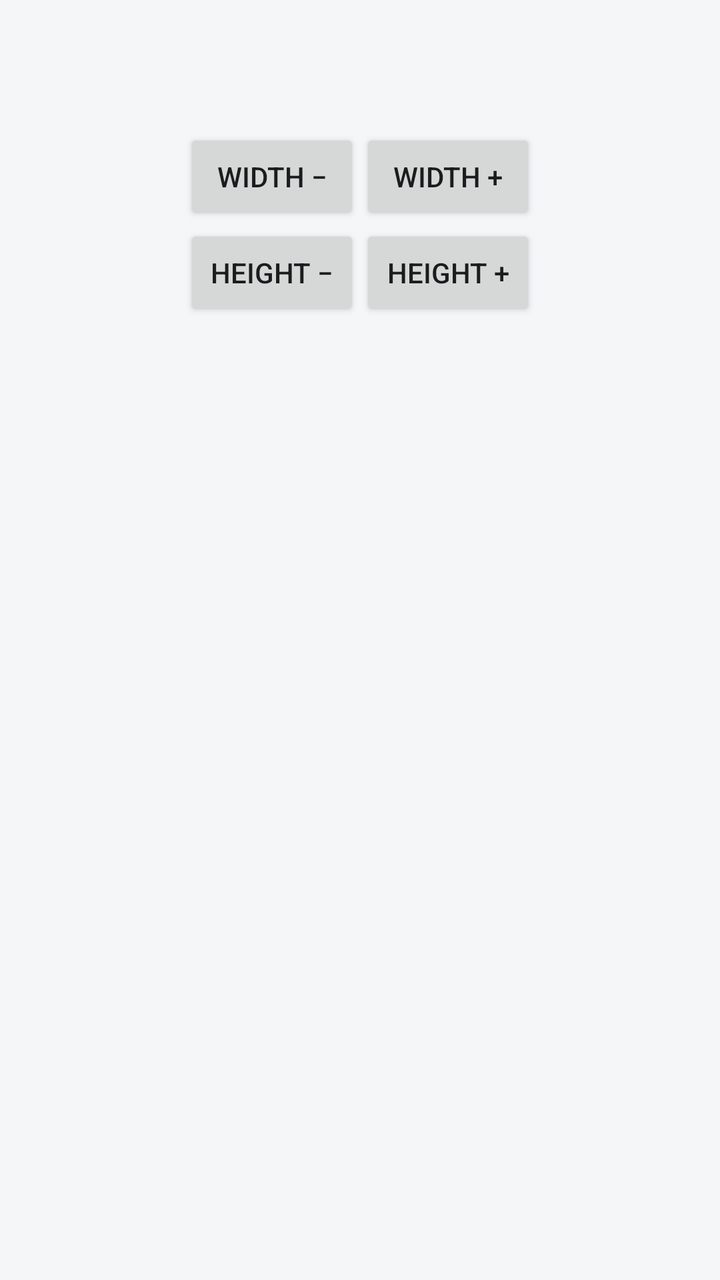
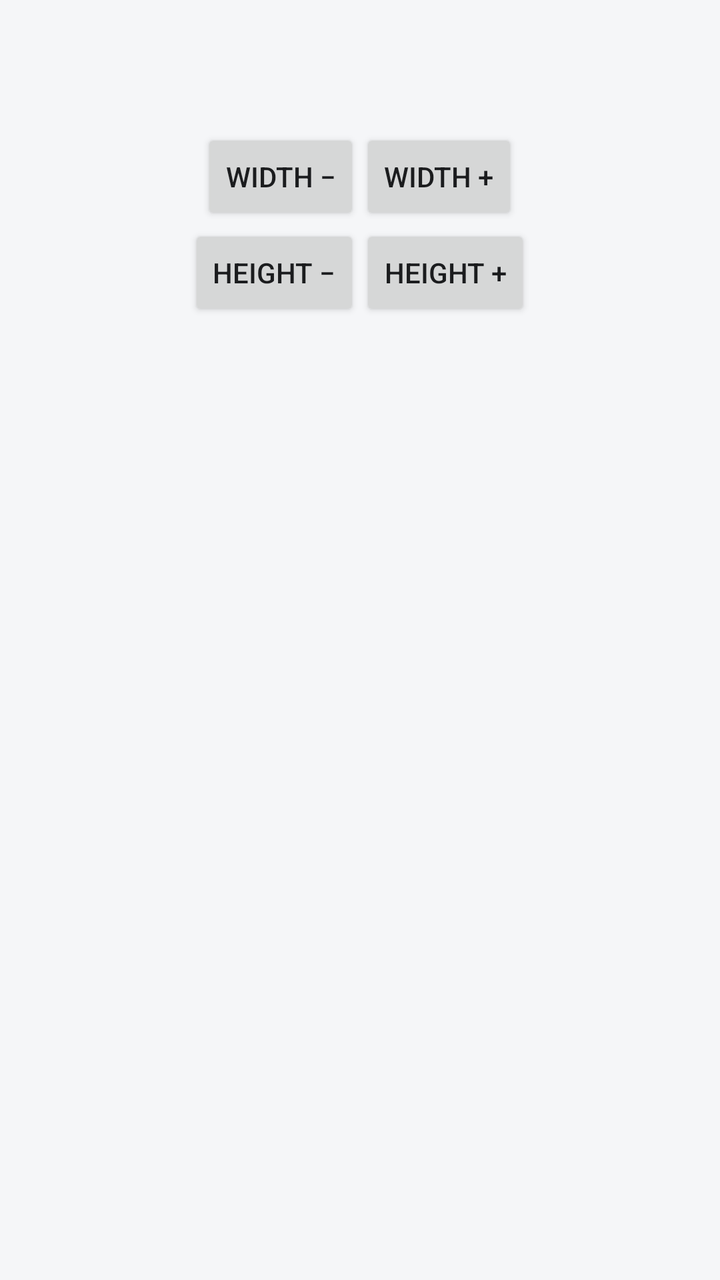

Two renders of the same Android screen: before a commit and after it. Below are the layout's source before the change and the commit's diff.
<!-- AndroidManifest.xml: application theme Theme.ReliteHome -->
<!-- res/layout/dialog_widget_resize.xml -->
<?xml version="1.0" encoding="utf-8"?>
<LinearLayout xmlns:android="http://schemas.android.com/apk/res/android"
    android:layout_width="match_parent"
    android:layout_height="wrap_content"
    android:orientation="vertical"
    android:padding="24dp">

    <TextView
        android:id="@+id/resize_current_size"
        android:layout_width="match_parent"
        android:layout_height="wrap_content"
        android:gravity="center"
        android:textColor="@color/relite_text_primary"
        android:textSize="18sp"
        android:layout_marginBottom="16dp" />

    <LinearLayout
        android:layout_width="match_parent"
        android:layout_height="wrap_content"
        android:orientation="horizontal"
        android:gravity="center">

        <Button
            android:id="@+id/resize_width_minus"
            android:layout_width="wrap_content"
            android:layout_height="wrap_content"
            android:text="@string/resize_width_minus" />

        <Button
            android:id="@+id/resize_width_plus"
            android:layout_width="wrap_content"
            android:layout_height="wrap_content"
            android:text="@string/resize_width_plus" />

    </LinearLayout>

    <LinearLayout
        android:layout_width="match_parent"
        android:layout_height="wrap_content"
        android:orientation="horizontal"
        android:gravity="center">

        <Button
            android:id="@+id/resize_height_minus"
            android:layout_width="wrap_content"
            android:layout_height="wrap_content"
            android:text="@string/resize_height_minus" />

        <Button
            android:id="@+id/resize_height_plus"
            android:layout_width="wrap_content"
            android:layout_height="wrap_content"
            android:text="@string/resize_height_plus" />

    </LinearLayout>

</LinearLayout>
<!-- resources referenced by this layout -->
<resources>
  <color name="relite_text_primary">#1B1C1E</color>
  <string name="resize_height_minus">Height −</string>
  <string name="resize_height_plus">Height +</string>
  <string name="resize_width_minus">Width −</string>
  <string name="resize_width_plus">Width +</string>
  <style name="Theme.ReliteHome" parent="Theme.AppCompat.DayNight.NoActionBar">
          <item name="android:colorBackground">@color/relite_background</item>
          <item name="colorPrimary">@color/relite_primary</item>
          <item name="android:textColorPrimary">@color/relite_text_primary</item>
          <item name="android:textColorSecondary">@color/relite_text_secondary</item>
      </style>
  <color name="relite_background">#F5F6F8</color>
  <color name="relite_primary">#2E6F63</color>
  <color name="relite_text_secondary">#6B7076</color>
</resources>

<!-- the commit's change to res/layout/dialog_widget_resize.xml (unified diff, before → after) -->
@@ -24,12 +24,16 @@
             android:id="@+id/resize_width_minus"
             android:layout_width="wrap_content"
             android:layout_height="wrap_content"
+            android:minWidth="@dimen/touch_target_min"
+            android:minHeight="@dimen/touch_target_min"
             android:text="@string/resize_width_minus" />
 
         <Button
             android:id="@+id/resize_width_plus"
             android:layout_width="wrap_content"
             android:layout_height="wrap_content"
+            android:minWidth="@dimen/touch_target_min"
+            android:minHeight="@dimen/touch_target_min"
             android:text="@string/resize_width_plus" />
 
     </LinearLayout>
@@ -44,12 +48,16 @@
             android:id="@+id/resize_height_minus"
             android:layout_width="wrap_content"
             android:layout_height="wrap_content"
+            android:minWidth="@dimen/touch_target_min"
+            android:minHeight="@dimen/touch_target_min"
             android:text="@string/resize_height_minus" />
 
         <Button
             android:id="@+id/resize_height_plus"
             android:layout_width="wrap_content"
             android:layout_height="wrap_content"
+            android:minWidth="@dimen/touch_target_min"
+            android:minHeight="@dimen/touch_target_min"
             android:text="@string/resize_height_plus" />
 
     </LinearLayout>
<!-- resource entries referenced after the edit -->
@@ -1,6 +1,7 @@
 <!-- resources referenced by this layout -->
 <resources>
   <color name="relite_text_primary">#1B1C1E</color>
+  <dimen name="touch_target_min">48dp</dimen>
   <string name="resize_height_minus">Height −</string>
   <string name="resize_height_plus">Height +</string>
   <string name="resize_width_minus">Width −</string>
